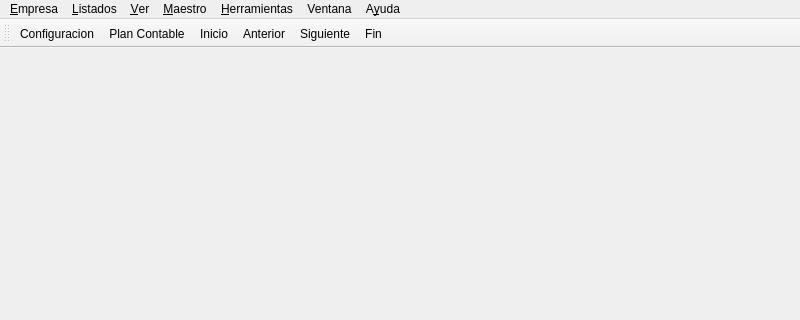
Before: the Qt Designer form bulmages/bulmacont/src/bcbulmacontbase.ui in eboladev/Bulmages-1, drawn with Qt 5; both pictures show x 0 to 800 and y 0 to 320 of the 800 by 600 pixel window.
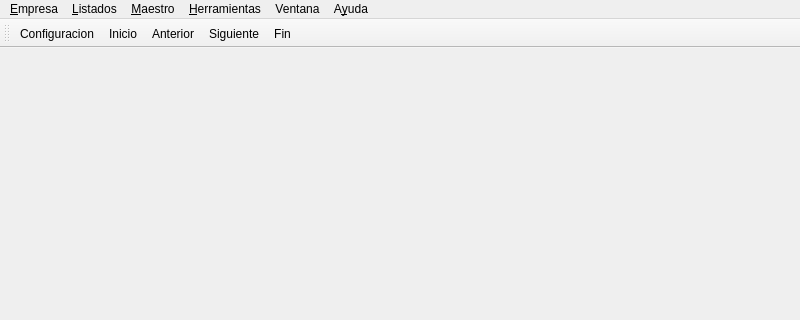
After: the same form once the commit is applied. Icons and pictures are not drawn.

Commit message: Saco a plugin el plan contable

```diff
--- a/bulmages/bulmacont/src/bcbulmacontbase.ui
+++ b/bulmages/bulmacont/src/bcbulmacontbase.ui
@@ -33,12 +33,6 @@
      <height>26</height>
     </rect>
    </property>
-   <widget class="QMenu" name="menuVer1">
-    <property name="title">
-     <string>&amp;Ver</string>
-    </property>
-    <addaction name="actionPlan_Contable"/>
-   </widget>
    <widget class="QMenu" name="menuVentana">
     <property name="title">
      <string>Ventana</string>
@@ -97,7 +91,6 @@
    </widget>
    <addaction name="menuEmpresa"/>
    <addaction name="menuListados"/>
-   <addaction name="menuVer1"/>
    <addaction name="menuMaestro"/>
    <addaction name="menuHerramientas"/>
    <addaction name="menuVentana"/>
@@ -121,7 +114,6 @@
     <bool>false</bool>
    </attribute>
    <addaction name="actionConfiguracion"/>
-   <addaction name="actionPlan_Contable"/>
    <addaction name="actionInicio"/>
    <addaction name="actionAnterior"/>
    <addaction name="actionSiguiente"/>
@@ -160,15 +152,6 @@
     <string>&amp;Amortizaciones</string>
    </property>
   </action>
-  <action name="actionPlan_Contable">
-   <property name="icon">
-    <iconset resource="../../bulmages.qrc">
-     <normaloff>:/Images/account_plan.png</normaloff>:/Images/account_plan.png</iconset>
-   </property>
-   <property name="text">
-    <string>&amp;Plan Contable</string>
-   </property>
-  </action>
   <action name="actionFormas_de_Pago">
    <property name="text">
     <string>Formas de &amp;pago</string>
```
The commit also changes 31 other files.
